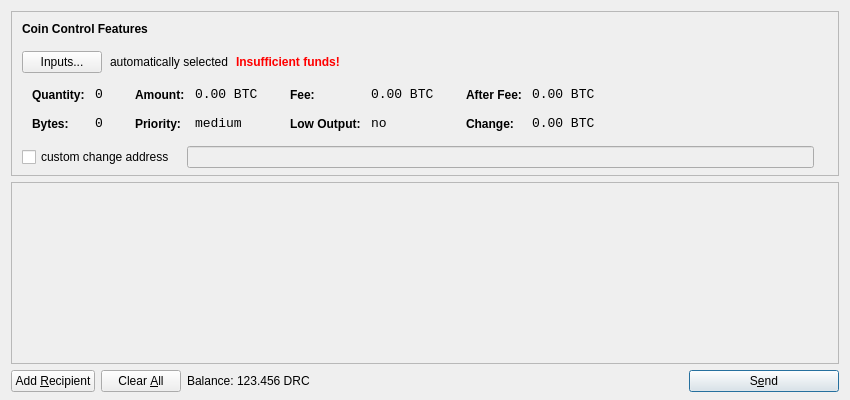
Old version of the form src/qt/forms/sendcoinsdialog.ui in the repository doriancoin-project/doriancoin-v016-archived.
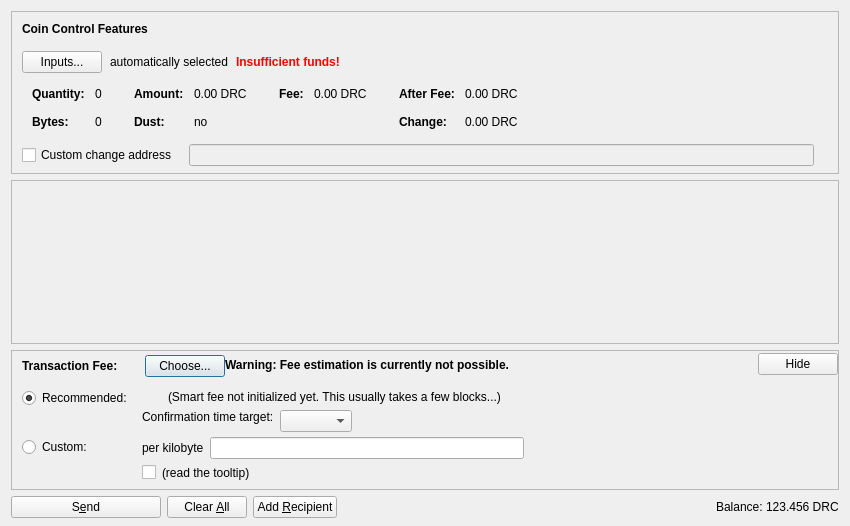
New version of the form. Icons and pictures are not drawn. Custom widgets are drawn as their Qt base class.

Commit message: doriancoin-core initial commit

The edit to the form file:
```diff
--- a/src/qt/forms/sendcoinsdialog.ui
+++ b/src/qt/forms/sendcoinsdialog.ui
@@ -7,13 +7,13 @@
     <x>0</x>
     <y>0</y>
     <width>850</width>
-    <height>400</height>
+    <height>526</height>
    </rect>
   </property>
   <property name="windowTitle">
    <string>Send Coins</string>
   </property>
-  <layout class="QVBoxLayout" name="verticalLayout" stretch="0,1,0">
+  <layout class="QVBoxLayout" name="verticalLayout" stretch="0,1,0,0">
    <property name="bottomMargin">
     <number>8</number>
    </property>
@@ -39,7 +39,7 @@
      </property>
      <layout class="QVBoxLayout" name="verticalLayoutCoinControl2">
       <property name="spacing">
-       <number>-1</number>
+       <number>0</number>
       </property>
       <property name="leftMargin">
        <number>0</number>
@@ -109,6 +109,9 @@
             <property name="text">
              <string>Inputs...</string>
             </property>
+            <property name="autoDefault">
+             <bool>false</bool>
+            </property>
            </widget>
           </item>
           <item>
@@ -173,7 +176,16 @@
            <string notr="true"/>
           </property>
           <layout class="QHBoxLayout" name="horizontalLayoutCoinControl5">
-           <property name="margin">
+           <property name="leftMargin">
+            <number>0</number>
+           </property>
+           <property name="topMargin">
+            <number>0</number>
+           </property>
+           <property name="rightMargin">
+            <number>0</number>
+           </property>
+           <property name="bottomMargin">
             <number>0</number>
            </property>
            <item>
@@ -206,8 +218,11 @@
                </property>
                <item row="0" column="0">
                 <widget class="QLabel" name="labelCoinControlQuantityText">
-                 <property name="styleSheet">
-                  <string notr="true">font-weight:bold;</string>
+                 <property name="font">
+                  <font>
+                   <weight>75</weight>
+                   <bold>true</bold>
+                  </font>
                  </property>
                  <property name="text">
                   <string>Quantity:</string>
@@ -219,12 +234,6 @@
                </item>
                <item row="0" column="1">
                 <widget class="QLabel" name="labelCoinControlQuantity">
-                 <property name="font">
-                  <font>
-                   <family>Monospace</family>
-                   <pointsize>10</pointsize>
-                  </font>
-                 </property>
                  <property name="cursor">
                   <cursorShape>IBeamCursor</cursorShape>
                  </property>
@@ -244,8 +253,11 @@
                </item>
                <item row="1" column="0">
                 <widget class="QLabel" name="labelCoinControlBytesText">
-                 <property name="styleSheet">
-                  <string notr="true">font-weight:bold;</string>
+                 <property name="font">
+                  <font>
+                   <weight>75</weight>
+                   <bold>true</bold>
+                  </font>
                  </property>
                  <property name="text">
                   <string>Bytes:</string>
@@ -254,12 +266,6 @@
                </item>
                <item row="1" column="1">
                 <widget class="QLabel" name="labelCoinControlBytes">
-                 <property name="font">
-                  <font>
-                   <family>Monospace</family>
-                   <pointsize>10</pointsize>
-                  </font>
-                 </property>
                  <property name="cursor">
                   <cursorShape>IBeamCursor</cursorShape>
                  </property>
@@ -295,8 +301,11 @@
                </property>
                <item row="0" column="0">
                 <widget class="QLabel" name="labelCoinControlAmountText">
-                 <property name="styleSheet">
-                  <string notr="true">font-weight:bold;</string>
+                 <property name="font">
+                  <font>
+                   <weight>75</weight>
+                   <bold>true</bold>
+                  </font>
                  </property>
                  <property name="text">
                   <string>Amount:</string>
@@ -308,12 +317,6 @@
                </item>
                <item row="0" column="1">
                 <widget class="QLabel" name="labelCoinControlAmount">
-                 <property name="font">
-                  <font>
-                   <family>Monospace</family>
-                   <pointsize>10</pointsize>
-                  </font>
-                 </property>
                  <property name="cursor">
                   <cursorShape>IBeamCursor</cursorShape>
                  </property>
@@ -321,7 +324,7 @@
                   <enum>Qt::ActionsContextMenu</enum>
                  </property>
                  <property name="text">
-                  <string notr="true">0.00 BTC</string>
+                  <string notr="true">0.00 DRC</string>
                  </property>
                  <property name="textInteractionFlags">
                   <set>Qt::LinksAccessibleByMouse|Qt::TextSelectableByKeyboard|Qt::TextSelectableByMouse</set>
@@ -329,23 +332,20 @@
                 </widget>
                </item>
                <item row="1" column="0">
-                <widget class="QLabel" name="labelCoinControlPriorityText">
-                 <property name="styleSheet">
-                  <string notr="true">font-weight:bold;</string>
+                <widget class="QLabel" name="labelCoinControlLowOutputText">
+                 <property name="font">
+                  <font>
+                   <weight>75</weight>
+                   <bold>true</bold>
+                  </font>
                  </property>
                  <property name="text">
-                  <string>Priority:</string>
+                  <string>Dust:</string>
                  </property>
                 </widget>
                </item>
                <item row="1" column="1">
-                <widget class="QLabel" name="labelCoinControlPriority">
-                 <property name="font">
-                  <font>
-                   <family>Monospace</family>
-                   <pointsize>10</pointsize>
-                  </font>
-                 </property>
+                <widget class="QLabel" name="labelCoinControlLowOutput">
                  <property name="cursor">
                   <cursorShape>IBeamCursor</cursorShape>
                  </property>
@@ -353,7 +353,7 @@
                   <enum>Qt::ActionsContextMenu</enum>
                  </property>
                  <property name="text">
-                  <string>medium</string>
+                  <string notr="true">no</string>
                  </property>
                  <property name="textInteractionFlags">
                   <set>Qt::LinksAccessibleByMouse|Qt::TextSelectableByKeyboard|Qt::TextSelectableByMouse</set>
@@ -381,8 +381,11 @@
                </property>
                <item row="0" column="0">
                 <widget class="QLabel" name="labelCoinControlFeeText">
-                 <property name="styleSheet">
-                  <string notr="true">font-weight:bold;</string>
+                 <property name="font">
+                  <font>
+                   <weight>75</weight>
+                   <bold>true</bold>
+                  </font>
                  </property>
                  <property name="text">
                   <string>Fee:</string>
@@ -394,12 +397,6 @@
                </item>
                <item row="0" column="1">
                 <widget class="QLabel" name="labelCoinControlFee">
-                 <property name="font">
-                  <font>
-                   <family>Monospace</family>
-                   <pointsize>10</pointsize>
-                  </font>
-                 </property>
                  <property name="cursor">
                   <cursorShape>IBeamCursor</cursorShape>
                  </property>
@@ -407,39 +404,7 @@
                   <enum>Qt::ActionsContextMenu</enum>
                  </property>
                  <property name="text">
-                  <string notr="true">0.00 BTC</string>
-                 </property>
-                 <property name="textInteractionFlags">
-                  <set>Qt::LinksAccessibleByMouse|Qt::TextSelectableByKeyboard|Qt::TextSelectableByMouse</set>
-                 </property>
-                </widget>
-               </item>
-               <item row="1" column="0">
-                <widget class="QLabel" name="labelCoinControlLowOutputText">
-                 <property name="styleSheet">
-                  <string notr="true">font-weight:bold;</string>
-                 </property>
-                 <property name="text">
-                  <string>Low Output:</string>
-                 </property>
-                </widget>
-               </item>
-               <item row="1" column="1">
-                <widget class="QLabel" name="labelCoinControlLowOutput">
-                 <property name="font">
-                  <font>
-                   <family>Monospace</family>
-                   <pointsize>10</pointsize>
-                  </font>
-                 </property>
-                 <property name="cursor">
-                  <cursorShape>IBeamCursor</cursorShape>
-                 </property>
-                 <property name="contextMenuPolicy">
-                  <enum>Qt::ActionsContextMenu</enum>
-                 </property>
-                 <property name="text">
-                  <string>no</string>
+                  <string notr="true">0.00 DRC</string>
                  </property>
                  <property name="textInteractionFlags">
                   <set>Qt::LinksAccessibleByMouse|Qt::TextSelectableByKeyboard|Qt::TextSelectableByMouse</set>
@@ -467,8 +432,11 @@
                </property>
                <item row="0" column="0">
                 <widget class="QLabel" name="labelCoinControlAfterFeeText">
-                 <property name="styleSheet">
-                  <string notr="true">font-weight:bold;</string>
+                 <property name="font">
+                  <font>
+                   <weight>75</weight>
+                   <bold>true</bold>
+                  </font>
                  </property>
                  <property name="text">
                   <string>After Fee:</string>
@@ -480,12 +448,6 @@
                </item>
                <item row="0" column="1">
                 <widget class="QLabel" name="labelCoinControlAfterFee">
-                 <property name="font">
-                  <font>
-                   <family>Monospace</family>
-                   <pointsize>10</pointsize>
-                  </font>
-                 </property>
                  <property name="cursor">
                   <cursorShape>IBeamCursor</cursorShape>
                  </property>
@@ -493,7 +455,7 @@
                   <enum>Qt::ActionsContextMenu</enum>
                  </property>
                  <property name="text">
-                  <string notr="true">0.00 BTC</string>
+                  <string notr="true">0.00 DRC</string>
                  </property>
                  <property name="textInteractionFlags">
                   <set>Qt::LinksAccessibleByMouse|Qt::TextSelectableByKeyboard|Qt::TextSelectableByMouse</set>
@@ -502,8 +464,11 @@
                </item>
                <item row="1" column="0">
                 <widget class="QLabel" name="labelCoinControlChangeText">
-                 <property name="styleSheet">
-                  <string notr="true">font-weight:bold;</string>
+                 <property name="font">
+                  <font>
+                   <weight>75</weight>
+                   <bold>true</bold>
+                  </font>
                  </property>
                  <property name="text">
                   <string>Change:</string>
@@ -512,12 +477,6 @@
                </item>
                <item row="1" column="1">
                 <widget class="QLabel" name="labelCoinControlChange">
-                 <property name="font">
-                  <font>
-                   <family>Monospace</family>
-                   <pointsize>10</pointsize>
-                  </font>
-                 </property>
                  <property name="cursor">
                   <cursorShape>IBeamCursor</cursorShape>
                  </property>
@@ -525,7 +484,7 @@
                   <enum>Qt::ActionsContextMenu</enum>
                  </property>
                  <property name="text">
-                  <string notr="true">0.00 BTC</string>
+                  <string notr="true">0.00 DRC</string>
                  </property>
                  <property name="textInteractionFlags">
                   <set>Qt::LinksAccessibleByMouse|Qt::TextSelectableByKeyboard|Qt::TextSelectableByMouse</set>
@@ -555,13 +514,16 @@
           </property>
           <item>
            <widget class="QCheckBox" name="checkBoxCoinControlChange">
+            <property name="toolTip">
+             <string>If this is activated, but the change address is empty or invalid, change will be sent to a newly generated address.</string>
+            </property>
             <property name="text">
-             <string>custom change address</string>
+             <string>Custom change address</string>
             </property>
            </widget>
           </item>
           <item>
-           <widget class="QLineEdit" name="lineEditCoinControlChange">
+           <widget class="QValidatedLineEdit" name="lineEditCoinControlChange">
             <property name="enabled">
              <bool>false</bool>
             </property>
@@ -626,11 +588,20 @@
         <x>0</x>
         <y>0</y>
         <width>830</width>
-        <height>165</height>
+        <height>104</height>
        </rect>
       </property>
-      <layout class="QVBoxLayout" name="verticalLayout_2">
-       <property name="margin">
+      <layout class="QVBoxLayout" name="verticalLayout_2" stretch="0,1">
+       <property name="leftMargin">
+        <number>0</number>
+       </property>
+       <property name="topMargin">
+        <number>0</number>
+       </property>
+       <property name="rightMargin">
+        <number>0</number>
+       </property>
+       <property name="bottomMargin">
         <number>0</number>
        </property>
        <item>
@@ -657,23 +628,530 @@
      </widget>
     </widget>
    </item>
+   <item>
+    <widget class="QFrame" name="frameFee">
+     <property name="sizePolicy">
+      <sizepolicy hsizetype="Expanding" vsizetype="Expanding">
+       <horstretch>0</horstretch>
+       <verstretch>0</verstretch>
+      </sizepolicy>
+     </property>
+     <property name="maximumSize">
+      <size>
+       <width>16777215</width>
+       <height>16777215</height>
+      </size>
+     </property>
+     <property name="frameShape">
+      <enum>QFrame::StyledPanel</enum>
+     </property>
+     <property name="frameShadow">
+      <enum>QFrame::Sunken</enum>
+     </property>
+     <layout class="QVBoxLayout" name="verticalLayoutFee1">
+      <property name="spacing">
+       <number>0</number>
+      </property>
+      <property name="leftMargin">
+       <number>0</number>
+      </property>
+      <property name="topMargin">
+       <number>0</number>
+      </property>
+      <property name="rightMargin">
+       <number>0</number>
+      </property>
+      <property name="bottomMargin">
+       <number>0</number>
+      </property>
+      <item>
+       <layout class="QVBoxLayout" name="verticalLayoutFee2" stretch="0,0,0">
+        <property name="spacing">
+         <number>0</number>
+        </property>
+        <property name="leftMargin">
+         <number>10</number>
+        </property>
+        <property name="topMargin">
+         <number>0</number>
+        </property>
+        <item>
+         <layout class="QHBoxLayout" name="horizontalLayoutFee1">
+          <property name="bottomMargin">
+           <number>0</number>
+          </property>
+          <item>
+           <layout class="QVBoxLayout" name="verticalLayoutFee7">
+            <property name="spacing">
+             <number>0</number>
+            </property>
+            <item>
+             <spacer name="verticalSpacerSmartFee">
+              <property name="orientation">
+               <enum>Qt::Vertical</enum>
+              </property>
+              <property name="sizeType">
+               <enum>QSizePolicy::Fixed</enum>
+              </property>
+              <property name="sizeHint" stdset="0">
+               <size>
+                <width>1</width>
+                <height>4</height>
+               </size>
+              </property>
+             </spacer>
+            </item>
+            <item>
+             <layout class="QHBoxLayout" name="horizontalLayoutSmartFee">
+              <property name="spacing">
+               <number>10</number>
+              </property>
+              <item>
+               <widget class="QLabel" name="labelFeeHeadline">
+                <property name="sizePolicy">
+                 <sizepolicy hsizetype="Preferred" vsizetype="Maximum">
+                  <horstretch>0</horstretch>
+                  <verstretch>0</verstretch>
+                 </sizepolicy>
+                </property>
+                <property name="font">
+                 <font>
+                  <weight>75</weight>
+                  <bold>true</bold>
+                 </font>
+                </property>
+                <property name="styleSheet">
+                 <string notr="true">font-weight:bold;</string>
+                </property>
+                <property name="text">
+                 <string>Transaction Fee:</string>
+                </property>
+               </widget>
+              </item>
+              <item>
+               <widget class="QLabel" name="labelFeeMinimized">
+                <property name="text">
+                 <string/>
+                </property>
+               </widget>
+              </item>
+              <item>
+               <widget class="QPushButton" name="buttonChooseFee">
+                <property name="text">
+                 <string>Choose...</string>
+                </property>
+               </widget>
+              </item>
+             </layout>
+            </item>
+            <item>
+             <spacer name="verticalSpacer_5">
+              <property name="orientation">
+               <enum>Qt::Vertical</enum>
+              </property>
+              <property name="sizeHint" stdset="0">
+               <size>
+                <width>1</width>
+                <height>1</height>
+               </size>
+              </property>
+             </spacer>
+            </item>
+           </layout>
+          </item>
+          <item>
+           <widget class="QLabel" name="fallbackFeeWarningLabel">
+            <property name="toolTip">
+             <string>Using the fallbackfee can result in sending a transaction that will take several hours or days (or never) to confirm. Consider choosing your fee manually or wait until you have validated the complete chain.</string>
+            </property>
+            <property name="font">
+            <font>
+                <weight>75</weight>
+                <bold>true</bold>
+            </font>
+            </property>
+            <property name="text">
+             <string>Warning: Fee estimation is currently not possible.</string>
+            </property>
+            <property name="wordWrap">
+             <bool>false</bool>
+            </property>
+           </widget>
+          </item>
+          <item>
+           <spacer name="horizontalSpacer_4">
+            <property name="orientation">
+             <enum>Qt::Horizontal</enum>
+            </property>
+            <property name="sizeType">
+             <enum>QSizePolicy::MinimumExpanding</enum>
+            </property>
+            <property name="sizeHint" stdset="0">
+             <size>
+              <width>40</width>
+              <height>20</height>
+             </size>
+            </property>
+           </spacer>
+          </item>
+          <item>
+           <widget class="QPushButton" name="buttonMinimizeFee">
+            <property name="toolTip">
+             <string>collapse fee-settings</string>
+            </property>
+            <property name="text">
+             <string>Hide</string>
+            </property>
+           </widget>
+          </item>
+         </layout>
+        </item>
+        <item>
+         <widget class="QFrame" name="frameFeeSelection">
+          <layout class="QVBoxLayout" name="verticalLayoutFee12">
+           <property name="spacing">
+            <number>0</number>
+           </property>
+           <property name="leftMargin">
+            <number>0</number>
+           </property>
+           <property name="topMargin">
+            <number>0</number>
+           </property>
+           <property name="rightMargin">
+            <number>0</number>
+           </property>
+           <property name="bottomMargin">
+            <number>0</number>
+           </property>
+           <item>
+            <layout class="QGridLayout" name="gridLayoutFee">
+             <property name="topMargin">
+              <number>10</number>
+             </property>
+             <property name="bottomMargin">
+              <number>4</number>
+             </property>
+             <property name="horizontalSpacing">
+              <number>10</number>
+             </property>
+             <property name="verticalSpacing">
+              <number>4</number>
+             </property>
+             <item row="1" column="1">
+              <layout class="QVBoxLayout" name="verticalLayoutFee8">
+               <property name="spacing">
+                <number>6</number>
+               </property>
+               <item>
+                <layout class="QHBoxLayout" name="horizontalLayoutFee13">
+                 <item>
+                  <widget class="QLabel" name="labelCustomPerKilobyte">
+                   <property name="toolTip">
+                    <string>If the custom fee is set to 1000 satoshis and the transaction is only 250 bytes, then &quot;per kilobyte&quot; only pays 250 satoshis in fee, while &quot;total at least&quot; pays 1000 satoshis. For transactions bigger than a kilobyte both pay by kilobyte.</string>
+                   </property>
+                   <property name="text">
+                    <string>per kilobyte</string>
+                   </property>
+                  </widget>
+                 </item>
+                 <item>
+                  <widget class="DoriancoinAmountField" name="customFee"/>
+                 </item>
+                 <item>
+                  <spacer name="horizontalSpacer_6">
+                   <property name="orientation">
+                    <enum>Qt::Horizontal</enum>
+                   </property>
+                   <property name="sizeHint" stdset="0">
+                    <size>
+                     <width>1</width>
+                     <height>1</height>
+                    </size>
+                   </property>
+                  </spacer>
+                 </item>
+                </layout>
+               </item>
+               <item>
+                <layout class="QHBoxLayout" name="horizontalLayoutFee8">
+                 <item>
+                  <widget class="QCheckBox" name="checkBoxMinimumFee">
+                   <property name="toolTip">
+                    <string>Paying only the minimum fee is just fine as long as there is less transaction volume than space in the blocks. But be aware that this can end up in a never confirming transaction once there is more demand for doriancoin transactions than the network can process.</string>
+                   </property>
+                   <property name="text">
+                    <string/>
+                   </property>
+                  </widget>
+                 </item>
+                 <item>
+                  <widget class="QLabel" name="labelMinFeeWarning">
+                   <property name="enabled">
+                    <bool>true</bool>
+                   </property>
+                   <property name="toolTip">
+                    <string>Paying only the minimum fee is just fine as long as there is less transaction volume than space in the blocks. But be aware that this can end up in a never confirming transaction once there is more demand for doriancoin transactions than the network can process.</string>
+                   </property>
+                   <property name="text">
+                    <string>(read the tooltip)</string>
+                   </property>
+                   <property name="margin">
+                    <number>5</number>
+                   </property>
+                  </widget>
+                 </item>
+                 <item>
+                  <spacer name="horizontalSpacer_2">
+                   <property name="orientation">
+                    <enum>Qt::Horizontal</enum>
+                   </property>
+                   <property name="sizeHint" stdset="0">
+                    <size>
+                     <width>1</width>
+                     <height>1</height>
+                    </size>
+                   </property>
+                  </spacer>
+                 </item>
+                </layout>
+               </item>
+              </layout>
+             </item>
+             <item row="0" column="0">
+              <layout class="QVBoxLayout" name="verticalLayoutFee4" stretch="0,1">
+               <item>
+                <widget class="QRadioButton" name="radioSmartFee">
+                 <property name="text">
+                  <string>Recommended:</string>
+                 </property>
+                 <property name="checked">
+                  <bool>true</bool>
+                 </property>
+                 <attribute name="buttonGroup">
+                  <string notr="true">groupFee</string>
+                 </attribute>
+                </widget>
+               </item>
+               <item>
+                <spacer name="verticalSpacer_2">
+                 <property name="orientation">
+                  <enum>Qt::Vertical</enum>
+                 </property>
+                 <property name="sizeHint" stdset="0">
+                  <size>
+                   <width>1</width>
+                   <height>1</height>
+                  </size>
+                 </property>
+                </spacer>
+               </item>
+              </layout>
+             </item>
+             <item row="1" column="0">
+              <layout class="QVBoxLayout" name="verticalLayoutFee9" stretch="0,1">
+               <item>
+                <widget class="QRadioButton" name="radioCustomFee">
+                 <property name="text">
+                  <string>Custom:</string>
+                 </property>
+                 <attribute name="buttonGroup">
+                  <string notr="true">groupFee</string>
+                 </attribute>
+                </widget>
+               </item>
+               <item>
+                <spacer name="verticalSpacer_6">
+                 <property name="orientation">
+                  <enum>Qt::Vertical</enum>
+                 </property>
+                 <property name="sizeHint" stdset="0">
+                  <size>
+                   <width>1</width>
+                   <height>1</height>
+                  </size>
+                 </property>
+                </spacer>
+               </item>
+              </layout>
+             </item>
+             <item row="0" column="1">
+              <layout class="QVBoxLayout" name="verticalLayoutFee3" stretch="0,0,1">
+               <property name="spacing">
+                <number>6</number>
+               </property>
+               <property name="topMargin">
+                <number>2</number>
+               </property>
+               <item>
+                <layout class="QHBoxLayout" name="horizontalLayoutFee12">
+                 <item>
+                  <widget class="QLabel" name="labelSmartFee">
+                   <property name="text">
+                    <string/>
+                   </property>
+                   <property name="margin">
+                    <number>2</number>
+                   </property>
+                  </widget>
+                 </item>
+                 <item>
+                  <widget class="QLabel" name="labelFeeEstimation">
+                   <property name="text">
+                    <string/>
+                   </property>
+                  </widget>
+                 </item>
+                 <item>
+                  <widget class="QLabel" name="labelSmartFee2">
+                   <property name="text">
+                    <string>(Smart fee not initialized yet. This usually takes a few blocks...)</string>
+                   </property>
+                   <property name="margin">
+                    <number>2</number>
+                   </property>
+                  </widget>
+                 </item>
+                 <item>
+                  <spacer name="horizontalSpacer_5">
+                   <property name="orientation">
+                    <enum>Qt::Horizontal</enum>
+                   </property>
+                   <property name="sizeHint" stdset="0">
+                    <size>
+                     <width>1</width>
+                     <height>1</height>
+                    </size>
+                   </property>
+                  </spacer>
+                 </item>
+                </layout>
+               </item>
+               <item>
+                <layout class="QHBoxLayout" name="horizontalLayoutFee9">
+                 <item>
+                  <layout class="QVBoxLayout" name="verticalLayoutFee6">
+                   <item>
+                    <widget class="QLabel" name="labelSmartFee3">
+                     <property name="text">
+                      <string>Confirmation time target:</string>
+                     </property>
+                     <property name="margin">
+                      <number>2</number>
+                     </property>
+                    </widget>
+                   </item>
+                   <item>
+                    <spacer name="verticalSpacer_3">
+                     <property name="orientation">
+                      <enum>Qt::Vertical</enum>
+                     </property>
+                     <property name="sizeHint" stdset="0">
+                      <size>
+                       <width>1</width>
+                       <height>1</height>
+                      </size>
+                     </property>
+                    </spacer>
+                   </item>
+                  </layout>
+                 </item>
+                 <item>
+                  <layout class="QVBoxLayout" name="verticalLayoutFee5">
+                   <property name="rightMargin">
+                    <number>30</number>
+                   </property>
+                   <item>
+                    <layout class="QHBoxLayout" name="horizontalLayoutConfTarget">
+                     <property name="bottomMargin">
+                      <number>0</number>
+                     </property>
+                     <item>
+                      <widget class="QComboBox" name="confTargetSelector"/>
+                     </item>
+                     <item>
+                      <spacer name="horizontalSpacerConfTarget">
+                       <property name="orientation">
+                        <enum>Qt::Horizontal</enum>
+                       </property>
+                       <property name="sizeHint" stdset="0">
+                        <size>
+                         <width>40</width>
+                         <height>20</height>
+                        </size>
+                       </property>
+                      </spacer>
+                     </item>
+                    </layout>
+                   </item>
+                  </layout>
+                 </item>
+                </layout>
+               </item>
+               <item>
+                <spacer name="verticalSpacer_4">
+                 <property name="orientation">
+                  <enum>Qt::Vertical</enum>
+                 </property>
+                 <property name="sizeHint" stdset="0">
+                  <size>
+                   <width>1</width>
+                   <height>1</height>
+                  </size>
+                 </property>
+                </spacer>
+               </item>
+              </layout>
+             </item>
+            </layout>
+           </item>
+          </layout>
+         </widget>
+        </item>
+        <item>
+         <spacer name="verticalSpacerFee">
+          <property name="orientation">
+           <enum>Qt::Vertical</enum>
+          </property>
+          <property name="sizeHint" stdset="0">
+           <size>
+            <width>40</width>
+            <height>5</height>
+           </size>
+          </property>
+         </spacer>
+        </item>
+       </layout>
+      </item>
+     </layout>
+    </widget>
+   </item>
    <item>
     <layout class="QHBoxLayout" name="horizontalLayout">
      <item>
-      <widget class="QPushButton" name="addButton">
+      <widget class="QPushButton" name="sendButton">
+       <property name="minimumSize">
+        <size>
+         <width>150</width>
+         <height>0</height>
+        </size>
+       </property>
        <property name="toolTip">
-        <string>Send to multiple recipients at once</string>
+        <string>Confirm the send action</string>
        </property>
        <property name="text">
-        <string>Add &amp;Recipient</string>
+        <string>S&amp;end</string>
        </property>
        <property name="icon">
-        <iconset resource="../bitcoin.qrc">
-         <normaloff>:/icons/add</normaloff>:/icons/add</iconset>
+        <iconset resource="../doriancoin.qrc">
+         <normaloff>:/icons/send</normaloff>:/icons/send</iconset>
        </property>
        <property name="autoDefault">
         <bool>false</bool>
        </property>
+       <property name="default">
+        <bool>false</bool>
+       </property>
       </widget>
      </item>
      <item>
@@ -685,23 +1163,50 @@
         </sizepolicy>
        </property>
        <property name="toolTip">
-        <string>Remove all transaction fields</string>
+        <string>Clear all fields of the form.</string>
        </property>
        <property name="text">
         <string>Clear &amp;All</string>
        </property>
        <property name="icon">
-        <iconset resource="../bitcoin.qrc">
+        <iconset resource="../doriancoin.qrc">
          <normaloff>:/icons/remove</normaloff>:/icons/remove</iconset>
        </property>
-       <property name="autoRepeatDelay">
-        <number>300</number>
+       <property name="autoDefault">
+        <bool>false</bool>
        </property>
+      </widget>
+     </item>
+     <item>
+      <widget class="QPushButton" name="addButton">
+       <property name="toolTip">
+        <string>Send to multiple recipients at once</string>
+       </property>
+       <property name="text">
+        <string>Add &amp;Recipient</string>
+       </property>
+       <property name="icon">
+        <iconset resource="../doriancoin.qrc">
+         <normaloff>:/icons/add</normaloff>:/icons/add</iconset>
+       </property>
        <property name="autoDefault">
         <bool>false</bool>
        </property>
       </widget>
      </item>
+     <item>
+      <spacer name="horizontalSpacer">
+       <property name="orientation">
+        <enum>Qt::Horizontal</enum>
+       </property>
+       <property name="sizeHint" stdset="0">
+        <size>
+         <width>40</width>
+         <height>20</height>
+        </size>
+       </property>
+      </spacer>
+     </item>
      <item>
       <layout class="QHBoxLayout" name="horizontalLayout_2">
        <property name="spacing">
@@ -709,6 +1214,12 @@
        </property>
        <item>
         <widget class="QLabel" name="label">
+         <property name="sizePolicy">
+          <sizepolicy hsizetype="Preferred" vsizetype="Fixed">
+           <horstretch>0</horstretch>
+           <verstretch>0</verstretch>
+          </sizepolicy>
+         </property>
          <property name="text">
           <string>Balance:</string>
          </property>
@@ -716,11 +1227,17 @@
        </item>
        <item>
         <widget class="QLabel" name="labelBalance">
+         <property name="sizePolicy">
+          <sizepolicy hsizetype="Preferred" vsizetype="Fixed">
+           <horstretch>0</horstretch>
+           <verstretch>0</verstretch>
+          </sizepolicy>
+         </property>
          <property name="cursor">
           <cursorShape>IBeamCursor</cursorShape>
          </property>
          <property name="text">
-          <string>123.456 DRC</string>
+          <string notr="true">123.456 DRC</string>
          </property>
          <property name="textInteractionFlags">
           <set>Qt::LinksAccessibleByMouse|Qt::TextSelectableByKeyboard|Qt::TextSelectableByMouse</set>
@@ -729,46 +1246,23 @@
        </item>
       </layout>
      </item>
-     <item>
-      <spacer name="horizontalSpacer">
-       <property name="orientation">
-        <enum>Qt::Horizontal</enum>
-       </property>
-       <property name="sizeHint" stdset="0">
-        <size>
-         <width>40</width>
-         <height>20</height>
-        </size>
-       </property>
-      </spacer>
-     </item>
-     <item>
-      <widget class="QPushButton" name="sendButton">
-       <property name="minimumSize">
-        <size>
-         <width>150</width>
-         <height>0</height>
-        </size>
-       </property>
-       <property name="toolTip">
-        <string>Confirm the send action</string>
-       </property>
-       <property name="text">
-        <string>S&amp;end</string>
-       </property>
-       <property name="icon">
-        <iconset resource="../bitcoin.qrc">
-         <normaloff>:/icons/send</normaloff>:/icons/send</iconset>
-       </property>
-       <property name="default">
-        <bool>true</bool>
-       </property>
-      </widget>
-     </item>
     </layout>
    </item>
   </layout>
  </widget>
+ <customwidgets>
+  <customwidget>
+   <class>QValidatedLineEdit</class>
+   <extends>QLineEdit</extends>
+   <header>qt/qvalidatedlineedit.h</header>
+  </customwidget>
+  <customwidget>
+   <class>DoriancoinAmountField</class>
+   <extends>QLineEdit</extends>
+   <header>qt/doriancoinamountfield.h</header>
+   <container>1</container>
+  </customwidget>
+ </customwidgets>
  <resources>
   <include location="../bitcoin.qrc"/>
  </resources>
```
Left out of the diff: 5 changed lines with no effect on the pictures. The commit also changes 1791 other files.
